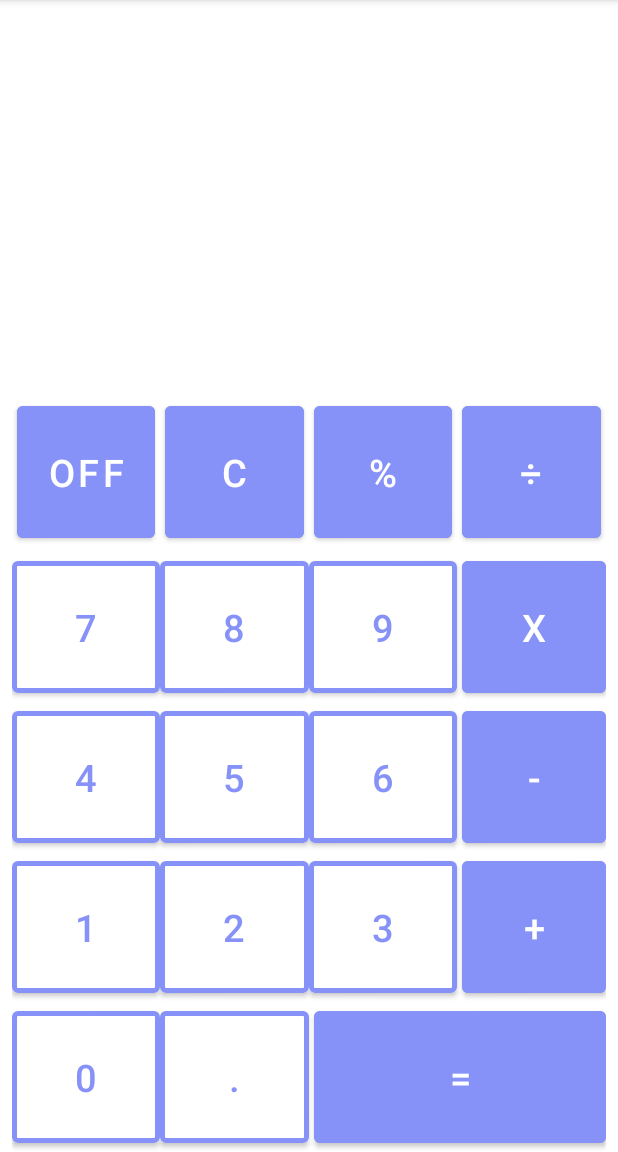
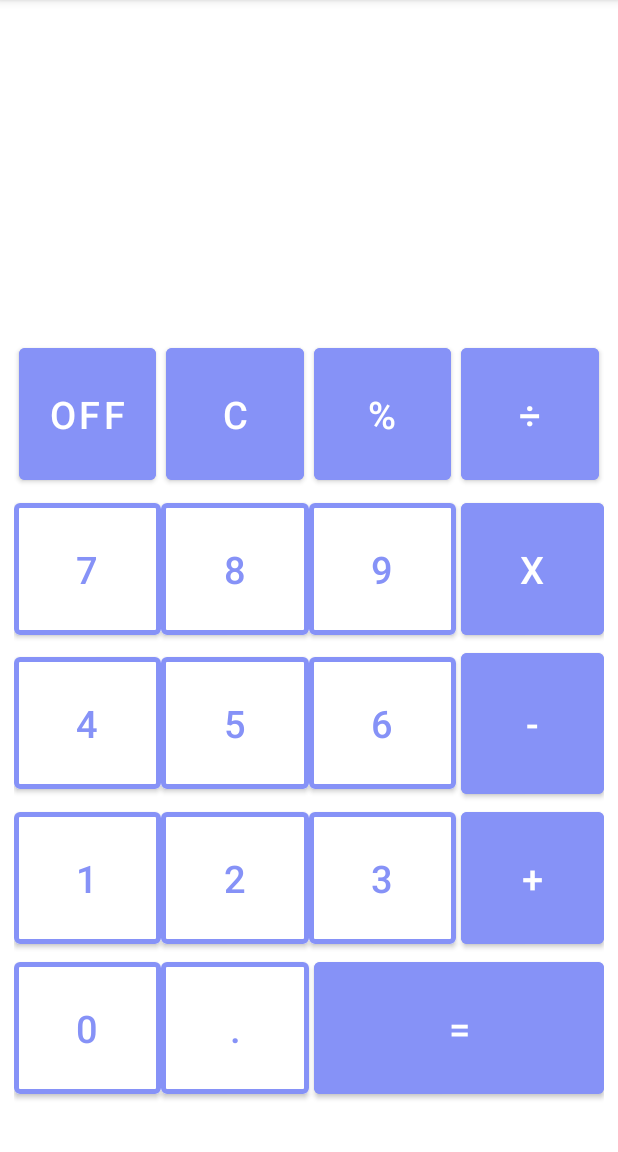
Before and after one commit to JasurbekRuzimov/Simple-Calculator, an Android app: the screen it shows after launch (MainActivity), on a phone screen of 412 x 824 dp, the part 84-1236 px from its top. Run offline under Robolectric (Android 15) with nearby library versions, the phone set to English and light mode, and no system bars.

Commit message:
some changes

```diff
--- a/app/src/main/res/layout/activity_main.xml
+++ b/app/src/main/res/layout/activity_main.xml
@@ -7,7 +7,6 @@
     android:layout_height="match_parent"
     android:orientation="vertical"
     tools:context=".MainActivity">
-
     <TextView
         android:layout_width="wrap_content"
         android:layout_height="wrap_content"
@@ -37,9 +36,20 @@
         android:gravity="bottom">
 
         <include
+            layout="@layout/buttons_layout"
             android:layout_width="match_parent"
-            android:layout_height="wrap_content"
-            layout="@layout/buttons_layout"/>
+            android:layout_height="match_parent"
+            android:layout_alignParentStart="true"
+            android:layout_alignParentTop="true"
+            android:layout_alignParentEnd="true"
+            android:layout_alignParentBottom="true"
+            android:layout_marginStart="1dp"
+            android:layout_marginTop="48dp"
+            android:layout_marginEnd="1dp"
+            android:layout_marginBottom="2dp"
+            android:layout_alignParentLeft="true"
+            android:layout_alignParentRight="true"
+            android:visibility="visible" />
 
     </RelativeLayout>
 
--- a/app/src/main/res/layout/buttons_layout.xml
+++ b/app/src/main/res/layout/buttons_layout.xml
@@ -7,10 +7,18 @@
 
     <GridLayout
         android:layout_width="match_parent"
-        android:layout_height="wrap_content"
+        android:layout_height="match_parent"
+        android:layout_alignParentStart="true"
+        android:layout_alignParentTop="true"
+        android:layout_alignParentEnd="true"
+        android:layout_alignParentBottom="true"
+        android:layout_marginStart="0dp"
+        android:layout_marginTop="0dp"
+        android:layout_marginEnd="0dp"
+        android:layout_marginBottom="0dp"
         android:columnCount="4"
         android:rowCount="5"
-        tools:ignore="UselessParent">
+        >
 
         <com.google.android.material.button.MaterialButton
             android:id="@+id/off"
@@ -23,7 +31,8 @@
             android:backgroundTint="@color/lavender"
             android:text="OFF"
             android:textColor="@color/white"
-            android:textSize="25sp" />
+            android:textSize="25sp"
+            tools:ignore="HardcodedText" />
 
         <com.google.android.material.button.MaterialButton
             android:id="@+id/clear"
@@ -58,7 +67,10 @@
             android:layout_row="0"
             android:layout_column="3"
             android:layout_columnWeight="1"
-            android:layout_margin="3dp"
+            android:layout_marginStart="3dp"
+            android:layout_marginTop="3dp"
+            android:layout_marginEnd="3dp"
+            android:layout_marginBottom="3dp"
             android:backgroundTint="@color/lavender"
             android:text="÷"
             android:textColor="@color/white"
@@ -164,7 +176,7 @@
         <com.google.android.material.button.MaterialButton
             android:id="@+id/subtract"
             android:layout_width="wrap_content"
-            android:layout_height="100dp"
+            android:layout_height="106dp"
             android:layout_row="2"
             android:layout_column="3"
             android:layout_columnWeight="1"
```
